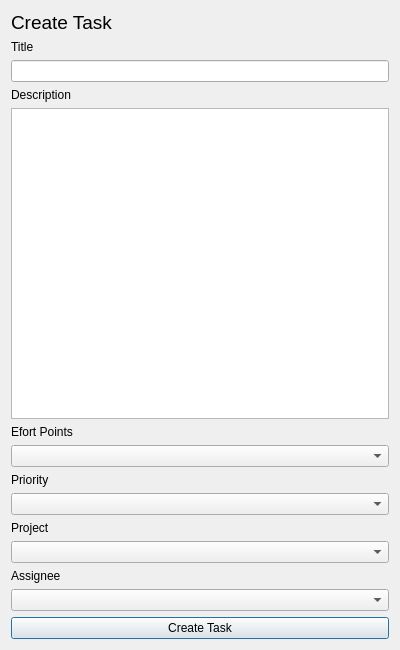
Old version of the form views/forms/newtaskform.ui in the repository BelchieBen/BenjaminBelcherAssessment.
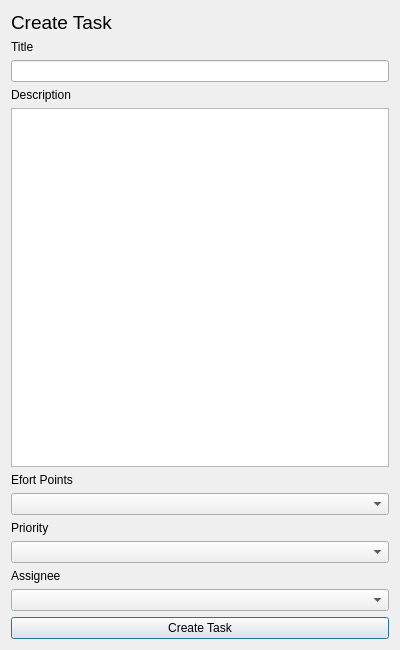
New version of the form.

Patch:
```diff
--- a/views/forms/newtaskform.ui
+++ b/views/forms/newtaskform.ui
@@ -74,16 +74,6 @@
      <item>
       <widget class="QComboBox" name="PriorityBox"/>
      </item>
-     <item>
-      <widget class="QLabel" name="ProjectLbl">
-       <property name="text">
-        <string>Project</string>
-       </property>
-      </widget>
-     </item>
-     <item>
-      <widget class="QComboBox" name="ProjectBox"/>
-     </item>
      <item>
       <widget class="QLabel" name="label_2">
        <property name="text">
```
